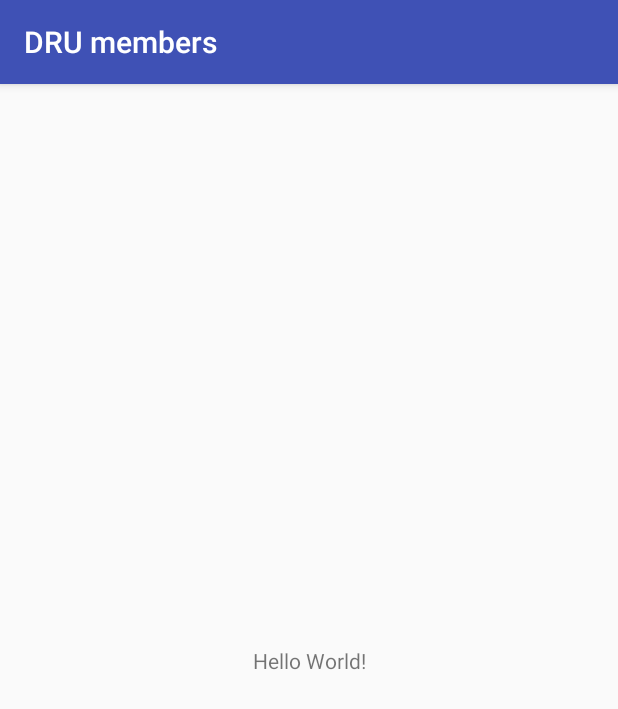
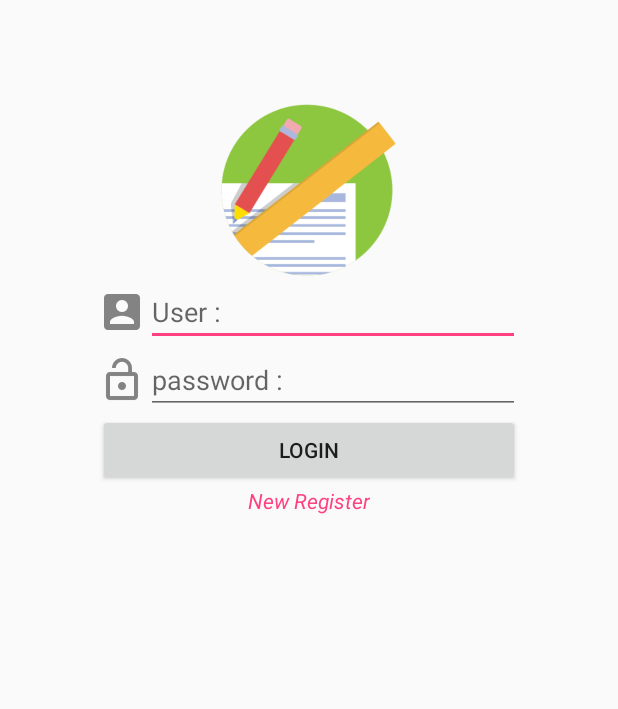
Before and after one commit to TaskSrisod/DRUmembers, an Android app: the screen it shows after launch (MainActivity), on a phone screen of 412 x 824 dp. Shown: the top 709 px of the screen. Run offline under Robolectric (Android 15) with nearby library versions, the phone set to English and light mode, and no system bars.

Commit message:
Finish 31 jan 2018

```diff
--- a/app/src/main/java/task/dru/ac/th/drumembers/MainActivity.java
+++ b/app/src/main/java/task/dru/ac/th/drumembers/MainActivity.java
@@ -2,6 +2,8 @@ package task.dru.ac.th.drumembers;
 
 import android.support.v7.app.AppCompatActivity;
 import android.os.Bundle;
+
+import task.dru.ac.th.drumembers.fragment.MainFragment;
 
 public class MainActivity extends AppCompatActivity {
 
@@ -9,5 +11,15 @@ public class MainActivity extends AppCompatActivity {
     protected void onCreate(Bundle savedInstanceState) {
         super.onCreate(savedInstanceState);
         setContentView(R.layout.activity_main);
+
+        if (savedInstanceState == null) {
+//            Add Fragment to Activity
+            getSupportFragmentManager()
+                    .beginTransaction()
+                    .add(R.id.contentMainFragment, new MainFragment())
+                    .commit();
+        }
+
+
     }
 }
--- /dev/null
+++ b/app/src/main/java/task/dru/ac/th/drumembers/fragment/MainFragment.java
@@ -0,0 +1,26 @@
+package task.dru.ac.th.drumembers.fragment;
+
+import android.os.Bundle;
+import android.support.annotation.Nullable;
+import android.support.v4.app.Fragment;
+import android.view.LayoutInflater;
+import android.view.View;
+import android.view.ViewGroup;
+
+import task.dru.ac.th.drumembers.R;
+
+/**
+ * Created by TS on 31/1/2561.
+ */
+
+public class MainFragment extends Fragment{
+
+    @Nullable
+    @Override
+    public View onCreateView(LayoutInflater inflater,
+                             @Nullable ViewGroup container,
+                             @Nullable Bundle savedInstanceState) {
+        View view = inflater.inflate(R.layout.fragment_main, container, false);
+        return view;
+    }
+} // Main Class
--- a/app/src/main/res/layout/activity_main.xml
+++ b/app/src/main/res/layout/activity_main.xml
@@ -1,18 +1,12 @@
 <?xml version="1.0" encoding="utf-8"?>
 <android.support.constraint.ConstraintLayout xmlns:android="http://schemas.android.com/apk/res/android"
+    android:id="@+id/contentMainFragment"
     xmlns:app="http://schemas.android.com/apk/res-auto"
     xmlns:tools="http://schemas.android.com/tools"
     android:layout_width="match_parent"
     android:layout_height="match_parent"
     tools:context="task.dru.ac.th.drumembers.MainActivity">
 
-    <TextView
-        android:layout_width="wrap_content"
-        android:layout_height="wrap_content"
-        android:text="Hello World!"
-        app:layout_constraintBottom_toBottomOf="parent"
-        app:layout_constraintLeft_toLeftOf="parent"
-        app:layout_constraintRight_toRightOf="parent"
-        app:layout_constraintTop_toTopOf="parent" />
+
 
 </android.support.constraint.ConstraintLayout>
--- /dev/null
+++ b/app/src/main/res/layout/fragment_main.xml
@@ -0,0 +1,79 @@
+<?xml version="1.0" encoding="utf-8"?>
+<RelativeLayout xmlns:android="http://schemas.android.com/apk/res/android"
+    android:layout_width="match_parent"
+    android:layout_height="match_parent">
+
+    <!--Content-->
+    <LinearLayout
+        android:padding="@dimen/padding"
+        android:layout_margin="@dimen/margin"
+        android:orientation="vertical"
+        android:layout_width="match_parent"
+        android:layout_height="wrap_content">
+        <!--Logo-->
+            <ImageView
+                android:layout_gravity="center_horizontal"
+                android:src="@drawable/logo"
+                android:layout_width="@dimen/logo"
+                android:layout_height="@dimen/logo" />
+        <!--User-->
+        <LinearLayout
+            android:orientation="horizontal"
+            android:layout_width="match_parent"
+            android:layout_height="wrap_content">
+
+            <!--Icon-->
+            <ImageView
+                android:layout_gravity="center_vertical"
+                android:src="@drawable/ic_action_user"
+                android:layout_width="wrap_content"
+                android:layout_height="wrap_content" />
+            <!--Text Field-->
+            <EditText
+                android:inputType="text"
+                android:hint="@string/user"
+                android:layout_width="match_parent"
+                android:layout_height="wrap_content" />
+
+
+        </LinearLayout>
+
+        <!--Password-->
+        <LinearLayout
+            android:orientation="horizontal"
+            android:layout_width="match_parent"
+            android:layout_height="wrap_content">
+
+            <!--Icon-->
+            <ImageView
+                android:layout_gravity="center_vertical"
+                android:src="@drawable/ic_action_password"
+                android:layout_width="wrap_content"
+                android:layout_height="wrap_content" />
+            <!--Text Field-->
+            <EditText
+                android:inputType="textPassword"
+                android:hint="@string/password"
+                android:layout_width="match_parent"
+                android:layout_height="wrap_content" />
+
+
+        </LinearLayout>
+
+        <!--Login Button-->
+        <Button
+            android:text="Login"
+            android:layout_width="match_parent"
+            android:layout_height="wrap_content" />
+
+        <!--New Register-->
+        <TextView
+            android:textColor="@color/colorAccent"
+            android:textStyle="italic"
+            android:layout_gravity="center_horizontal"
+            android:text="New Register"
+            android:layout_width="wrap_content"
+            android:layout_height="wrap_content" />
+
+    </LinearLayout>
+</RelativeLayout>
--- a/app/src/main/res/values/colors.xml
+++ b/app/src/main/res/values/colors.xml
@@ -1,6 +1,6 @@
 <?xml version="1.0" encoding="utf-8"?>
 <resources>
-    <color name="colorPrimary">#3F51B5</color>
-    <color name="colorPrimaryDark">#303F9F</color>
+    <color name="colorPrimary">#60ad5e</color>
+    <color name="colorPrimaryDark">#2e7d32</color>
     <color name="colorAccent">#FF4081</color>
 </resources>
--- /dev/null
+++ b/app/src/main/res/values/dimens.xml
@@ -0,0 +1,9 @@
+<?xml version="1.0" encoding="utf-8"?>
+<resources>
+    <dimen name="margin">50dp</dimen>
+    <dimen name="h1">24sp</dimen>
+    <dimen name="h2">18sp</dimen>
+    <dimen name="padding">15dp</dimen>
+    <dimen name="logo">120dp</dimen>
+
+</resources>
--- a/app/src/main/res/values/strings.xml
+++ b/app/src/main/res/values/strings.xml
@@ -1,3 +1,5 @@
 <resources>
     <string name="app_name">DRU members</string>
+    <string name="user">User :</string>
+    <string name="password">password :</string>
 </resources>
--- a/app/src/main/res/values/styles.xml
+++ b/app/src/main/res/values/styles.xml
@@ -1,7 +1,7 @@
 <resources>
 
     <!-- Base application theme. -->
-    <style name="AppTheme" parent="Theme.AppCompat.Light.DarkActionBar">
+    <style name="AppTheme" parent="Theme.AppCompat.Light.NoActionBar">
         <!-- Customize your theme here. -->
         <item name="colorPrimary">@color/colorPrimary</item>
         <item name="colorPrimaryDark">@color/colorPrimaryDark</item>
```
Also changed, not shown: app/src/main/res/drawable-hdpi/ic_action_password.png (added), app/src/main/res/drawable-hdpi/ic_action_user.png (added), app/src/main/res/drawable-mdpi/ic_action_password.png (added), app/src/main/res/drawable-mdpi/ic_action_user.png (added), app/src/main/res/drawable-xhdpi/ic_action_password.png (added), app/src/main/res/drawable-xhdpi/ic_action_user.png (added), app/src/main/res/drawable-xxhdpi/ic_action_password.png (added), app/src/main/res/drawable-xxhdpi/ic_action_user.png (added), app/src/main/res/drawable/logo.png (added).
